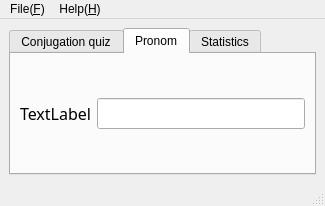
Above: mainwindow.ui from shijie-xu/conj before the change. Below: the same form after it.
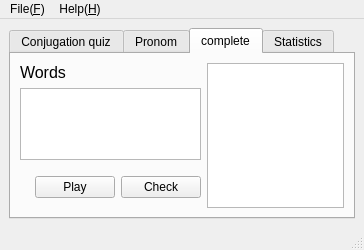
That is the form after the change.

Commit message: add feature: sentences complete

```diff
--- a/mainwindow.ui
+++ b/mainwindow.ui
@@ -6,8 +6,8 @@
    <rect>
     <x>0</x>
     <y>0</y>
-    <width>325</width>
-    <height>165</height>
+    <width>364</width>
+    <height>236</height>
    </rect>
   </property>
   <property name="windowTitle">
@@ -18,7 +18,7 @@
     <item>
      <widget class="QTabWidget" name="tabWidget">
       <property name="currentIndex">
-       <number>1</number>
+       <number>2</number>
       </property>
       <widget class="QWidget" name="tab">
        <attribute name="title">
@@ -144,6 +144,110 @@
         </item>
        </layout>
       </widget>
+      <widget class="QWidget" name="tab_4">
+       <attribute name="title">
+        <string>complete</string>
+       </attribute>
+       <layout class="QHBoxLayout" name="horizontalLayout_10">
+        <item>
+         <layout class="QHBoxLayout" name="horizontalLayout_9">
+          <item>
+           <layout class="QVBoxLayout" name="verticalLayout_5">
+            <item>
+             <widget class="QLabel" name="lbl_words">
+              <property name="font">
+               <font>
+                <family>MS Shell Dlg 2</family>
+                <pointsize>12</pointsize>
+               </font>
+              </property>
+              <property name="text">
+               <string>Words</string>
+              </property>
+             </widget>
+            </item>
+            <item>
+             <widget class="QTextEdit" name="te_sentence">
+              <property name="font">
+               <font>
+                <family>Times New Roman</family>
+                <pointsize>12</pointsize>
+                <weight>75</weight>
+                <bold>true</bold>
+               </font>
+              </property>
+             </widget>
+            </item>
+            <item>
+             <layout class="QHBoxLayout" name="horizontalLayout_8">
+              <item>
+               <layout class="QVBoxLayout" name="verticalLayout_4">
+                <item>
+                 <widget class="QLabel" name="lbl_origin">
+                  <property name="font">
+                   <font>
+                    <family>Times New Roman</family>
+                    <pointsize>12</pointsize>
+                    <weight>75</weight>
+                    <bold>true</bold>
+                   </font>
+                  </property>
+                  <property name="text">
+                   <string/>
+                  </property>
+                 </widget>
+                </item>
+                <item>
+                 <widget class="QLabel" name="lbl_sent">
+                  <property name="font">
+                   <font>
+                    <family>Times New Roman</family>
+                    <pointsize>12</pointsize>
+                    <weight>75</weight>
+                    <bold>true</bold>
+                   </font>
+                  </property>
+                  <property name="text">
+                   <string/>
+                  </property>
+                 </widget>
+                </item>
+               </layout>
+              </item>
+              <item>
+               <widget class="QPushButton" name="btn_play">
+                <property name="text">
+                 <string>Play</string>
+                </property>
+               </widget>
+              </item>
+              <item>
+               <widget class="QPushButton" name="btn_ok">
+                <property name="text">
+                 <string>Check</string>
+                </property>
+               </widget>
+              </item>
+             </layout>
+            </item>
+           </layout>
+          </item>
+          <item>
+           <widget class="QListWidget" name="lst_words">
+            <property name="font">
+             <font>
+              <family>Times New Roman</family>
+              <pointsize>12</pointsize>
+              <weight>75</weight>
+              <bold>true</bold>
+             </font>
+            </property>
+           </widget>
+          </item>
+         </layout>
+        </item>
+       </layout>
+      </widget>
       <widget class="QWidget" name="tab_3">
        <attribute name="title">
         <string>Statistics</string>
@@ -163,7 +267,7 @@
     <rect>
      <x>0</x>
      <y>0</y>
-     <width>325</width>
+     <width>364</width>
      <height>17</height>
     </rect>
    </property>
```
The commit also changes 4 other files.
